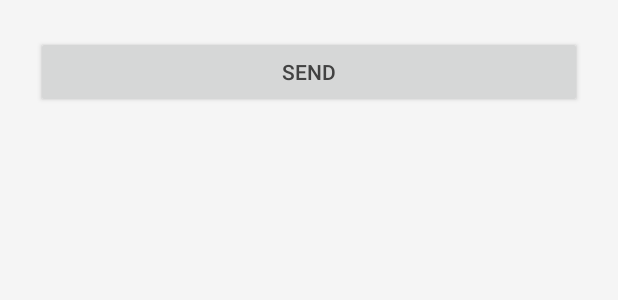
After one commit to ByJacob/FOWS2017, an Android app: the layout row_fragment_questionnaire_button.xml on its own in the app's theme, with its tools: preview values and no code run, on a phone screen of 412 x 824 dp. The commit adds this screen. Shown: the top 300 px of the screen. Run offline under Robolectric (Android 15) with nearby library versions, the phone set to English and light mode, and no system bars; network calls fail.

Commit message:
add button to send questionnaire and change ExceptionMap to MessageMap

```diff
--- a/app/src/main/AndroidManifest.xml
+++ b/app/src/main/AndroidManifest.xml
@@ -3,6 +3,7 @@
     package="pl.edu.pwr.fows.fows2017">
     <uses-permission android:name="android.permission.INTERNET" />
     <uses-permission android:name="android.permission.ACCESS_NETWORK_STATE" />
+    <uses-permission android:name="android.permission.READ_PHONE_STATE" />
     <application
         android:name=".application.FowsApplication"
         android:allowBackup="true"
--- a/app/src/main/java/pl/edu/pwr/fows/fows2017/map/ExceptionMap.java
+++ b/app/src/main/java/pl/edu/pwr/fows/fows2017/map/SnackBarMessageMap.java
@@ -7,10 +7,10 @@ import pl.edu.pwr.fows.fows2017.R;
  * Created by Jakub Rosa on 08.08.2017.
  */
 
-public class ExceptionMap {
-    private static final String[] tags = {"NETWORK", "BROWSER", "MAP", "DISABLE"};
+public class SnackBarMessageMap {
+    private static final String[] tags = {"NETWORK", "BROWSER", "MAP", "DISABLE", "SEND"};
     private static final Integer[] textsId = {R.string.exception_network, R.string.exception_browser,
-            R.string.exception_map, R.string.exception_disable};
+            R.string.exception_map, R.string.exception_disable, R.string.message_send};
 
     public static Integer getTag(String tag) {
         for(int i=0; i<tags.length;  i++){
--- /dev/null
+++ b/app/src/main/res/layout/row_fragment_questionnaire_button.xml
@@ -0,0 +1,15 @@
+<?xml version="1.0" encoding="utf-8"?>
+<LinearLayout xmlns:android="http://schemas.android.com/apk/res/android"
+    android:orientation="vertical" android:layout_width="match_parent"
+    android:layout_height="wrap_content">
+
+    <Button
+        android:id="@+id/row_fragment_questionnaire_button"
+        android:layout_width="match_parent"
+        android:layout_height="wrap_content"
+        android:layout_marginBottom="@dimen/fragment_questionnaire_row_question_vertical_padding"
+        android:layout_marginEnd="@dimen/fragment_questionnaire_row_question_vertical_padding"
+        android:layout_marginStart="@dimen/fragment_questionnaire_row_question_vertical_padding"
+        android:layout_marginTop="@dimen/fragment_questionnaire_row_question_vertical_padding"
+        android:text="@string/fragment_row_questionaire_send" />
+</LinearLayout>
--- a/app/src/main/res/values/dimens.xml
+++ b/app/src/main/res/values/dimens.xml
@@ -53,6 +53,7 @@
     <dimen name="fragment_agenda_row_item_logo_padding">8dp</dimen>
     <dimen name="fragment_agenda_row_header_day_padding">8dp</dimen>
     <dimen name="fragment_agenda_row_header_day_size">20sp</dimen>
+
     <dimen name="fragment_contact_row_item_height">72dp</dimen>
     <dimen name="fragment_contact_row_text_left_padding">72dp</dimen>
     <dimen name="fragment_contact_text_right_padding">16dp</dimen>
--- a/app/src/main/res/values/strings.xml
+++ b/app/src/main/res/values/strings.xml
@@ -28,5 +28,7 @@
     <string name="exception_disable">The option is disabled at the moment</string>
     <string name="fragment_row_questionnaire_other" >Other</string>
     <string name="fragment_row_questionnaire_answer">Answer</string>
+    <string name="fragment_row_questionaire_send">Send</string>
+    <string name="message_send">Thank you for completing the questionnaire. It was sent correctly.</string>
 
 </resources>
--- a/data/src/main/java/pl/edu/pwr/fows/fows2017/questionnaire/QuestionnaireProvider.java
+++ b/data/src/main/java/pl/edu/pwr/fows/fows2017/questionnaire/QuestionnaireProvider.java
@@ -29,7 +29,7 @@ public class QuestionnaireProvider extends OkHttpProvider{
     }
 
     private void getDate() throws IOException {
-        String response = run(url);
+        String response = run(url+ "?android");
         questions.addAll(JsonParserQuestions.parseJson(response));
     }
 }
--- a/domain/src/main/java/pl/edu/pwr/fows/fows2017/UseCaseFactory.java
+++ b/domain/src/main/java/pl/edu/pwr/fows/fows2017/UseCaseFactory.java
@@ -29,6 +29,7 @@ import pl.edu.pwr.fows.fows2017.usecase.MenuWithTagUseCase;
 import pl.edu.pwr.fows.fows2017.usecase.OfferUrlUseCase;
 import pl.edu.pwr.fows.fows2017.usecase.OrganizersUseCase;
 import pl.edu.pwr.fows.fows2017.usecase.QuestionnaireUseCase;
+import pl.edu.pwr.fows.fows2017.usecase.SendQuestionnaireUseCase;
 import pl.edu.pwr.fows.fows2017.usecase.SponsorUseCase;
 import pl.edu.pwr.fows.fows2017.usecase.base.UseCase;
 
@@ -111,4 +112,8 @@ public class UseCaseFactory {
     public UseCase<Observable<List<Question>>> getQuestionnaire(){
         return new QuestionnaireUseCase(rxTransformer, questionGateway);
     }
+
+    public UseCase<Observable<String>> sendQuestionnaire(List<Question> questionnaire){
+        return new SendQuestionnaireUseCase(rxTransformer, questionGateway, questionnaire);
+    }
 }
--- a/domain/src/main/java/pl/edu/pwr/fows/fows2017/gateway/QuestionGateway.java
+++ b/domain/src/main/java/pl/edu/pwr/fows/fows2017/gateway/QuestionGateway.java
@@ -12,4 +12,5 @@ import pl.edu.pwr.fows.fows2017.entity.Question;
 
 public interface QuestionGateway {
     List<Question> getQuestionnaire() throws IOException;
+    String sendQuestionnaire(List<Question> questionList) throws IOException;
 }
--- a/presentation/src/main/java/pl/edu/pwr/fows/fows2017/presenter/DrawerMenuPresenter.java
+++ b/presentation/src/main/java/pl/edu/pwr/fows/fows2017/presenter/DrawerMenuPresenter.java
@@ -38,6 +38,7 @@ public class DrawerMenuPresenter extends BasePresenter<DrawerMenuView> {
 
     @Override
     public void onViewTaken(DrawerMenuView view) {
+        baseActivityView.enableLoadingBar();
         super.factory.getMenuUseCase().execute().subscribe(this::onMenusListFetchSuccess);
     }
 
@@ -87,6 +88,7 @@ public class DrawerMenuPresenter extends BasePresenter<DrawerMenuView> {
 
     private void onMenusListFetchSuccess(List<Menu> menus) {
         this.menus = menus;
+        baseActivityView.disableLoadingBar();
         baseActivityView.continueLoading();
     }
 
--- a/presentation/src/main/java/pl/edu/pwr/fows/fows2017/presenter/FragmentAgendaPresenter.java
+++ b/presentation/src/main/java/pl/edu/pwr/fows/fows2017/presenter/FragmentAgendaPresenter.java
@@ -1,6 +1,5 @@
 package pl.edu.pwr.fows.fows2017.presenter;
 
-import java.sql.Timestamp;
 import java.text.DateFormat;
 import java.text.SimpleDateFormat;
 import java.util.Calendar;
@@ -54,9 +53,9 @@ public class FragmentAgendaPresenter extends BasePresenter<FragmentAgendaView> {
         baseActivityView.disableLoadingBar();
         this.lectures = lectures;
         if(lectures.size()<1) {
-            baseActivityView.showOnError("NETWORK", true);
+            baseActivityView.showMessage("NETWORK", true);
         } else {
-            baseActivityView.showOnError("NETWORK", false);
+            baseActivityView.showMessage("NETWORK", false);
         }
         view.continueLoading();
     }
--- a/presentation/src/main/java/pl/edu/pwr/fows/fows2017/presenter/FragmentHomePresenter.java
+++ b/presentation/src/main/java/pl/edu/pwr/fows/fows2017/presenter/FragmentHomePresenter.java
@@ -42,7 +42,7 @@ public class FragmentHomePresenter extends BasePresenter<FragmentHomeView>{
         if(!Objects.equals(menu.getTag(), "ERROR"))
             baseActivityView.changeMainFragment(menu.getTag());
         else
-            baseActivityView.showOnError("DISABLE", false);
+            baseActivityView.showMessage("DISABLE", false);
     }
 
     @Override
@@ -87,10 +87,10 @@ public class FragmentHomePresenter extends BasePresenter<FragmentHomeView>{
     private void onLecturesSharedPrefFetchSuccess(List<Lecture> lectures) {
         this.lectures = lectures;
         if(lectures.size()<1) {
-            baseActivityView.showOnError("NETWORK", true);
+            baseActivityView.showMessage("NETWORK", true);
             view.displayLecture("","",null, false);
         } else {
-            baseActivityView.showOnError("NETWORK", false);
+            baseActivityView.showMessage("NETWORK", false);
             displayLecture(false);
         }
     }
--- a/presentation/src/main/java/pl/edu/pwr/fows/fows2017/presenter/FragmentNewsPresenter.java
+++ b/presentation/src/main/java/pl/edu/pwr/fows/fows2017/presenter/FragmentNewsPresenter.java
@@ -52,9 +52,9 @@ public class FragmentNewsPresenter extends BasePresenter<FragmentNewsView> {
     private void onFacebookPostsFromMemorySuccess(List<FacebookPost> posts) {
         this.posts = posts;
         if (getPostsCount() < 1)
-            baseActivityView.showOnError("NETWORK", true);
+            baseActivityView.showMessage("NETWORK", true);
         else
-            baseActivityView.showOnError("NETWORK", false);
+            baseActivityView.showMessage("NETWORK", false);
         baseActivityView.disableLoadingBar();
         view.continueLoading();
     }
--- a/presentation/src/main/java/pl/edu/pwr/fows/fows2017/presenter/FragmentSponsorPresenter.java
+++ b/presentation/src/main/java/pl/edu/pwr/fows/fows2017/presenter/FragmentSponsorPresenter.java
@@ -42,7 +42,7 @@ public class FragmentSponsorPresenter extends BasePresenter<FragmentSponsorView>
         throwable.printStackTrace();
         if(throwable.getMessage().contains("No address")){
             isNetwork=false;
-            baseActivityView.showOnError("NETWORK", true);
+            baseActivityView.showMessage("NETWORK", true);
             List<Sponsor> error = new ArrayList<>();
             error.add(Sponsor.Builder.aSponsor().withUrl("ERROR").build());
             this.sponsors.add(error);
--- a/presentation/src/main/java/pl/edu/pwr/fows/fows2017/view/BaseActivityView.java
+++ b/presentation/src/main/java/pl/edu/pwr/fows/fows2017/view/BaseActivityView.java
@@ -13,7 +13,7 @@ public interface BaseActivityView extends BaseActivityAndFragmentView {
 
     void blockContainerClick(Boolean isBlock);
 
-    void showOnError(String tagError, Boolean isCritic);
+    void showMessage(String tagError, Boolean isCritic);
 
     void enableLoadingBar();
 
```
Also changed, not shown: app/src/main/java/pl/edu/pwr/fows/fows2017/activity/BaseActivity.java (+13 -9 lines), app/src/main/java/pl/edu/pwr/fows/fows2017/adapter/FragmentQuestionnaireAdapter.java (+39 -7 lines), data/src/main/java/pl/edu/pwr/fows/fows2017/questionnaire/QuestionnaireClient.java (+6 -1 lines), domain/src/main/java/pl/edu/pwr/fows/fows2017/usecase/SendQuestionnaireUseCase.java (added, +32 -0 lines), presentation/src/main/java/pl/edu/pwr/fows/fows2017/presenter/FragmentQuestionnairePresenter.java (+15 -0 lines), 1 other file.
